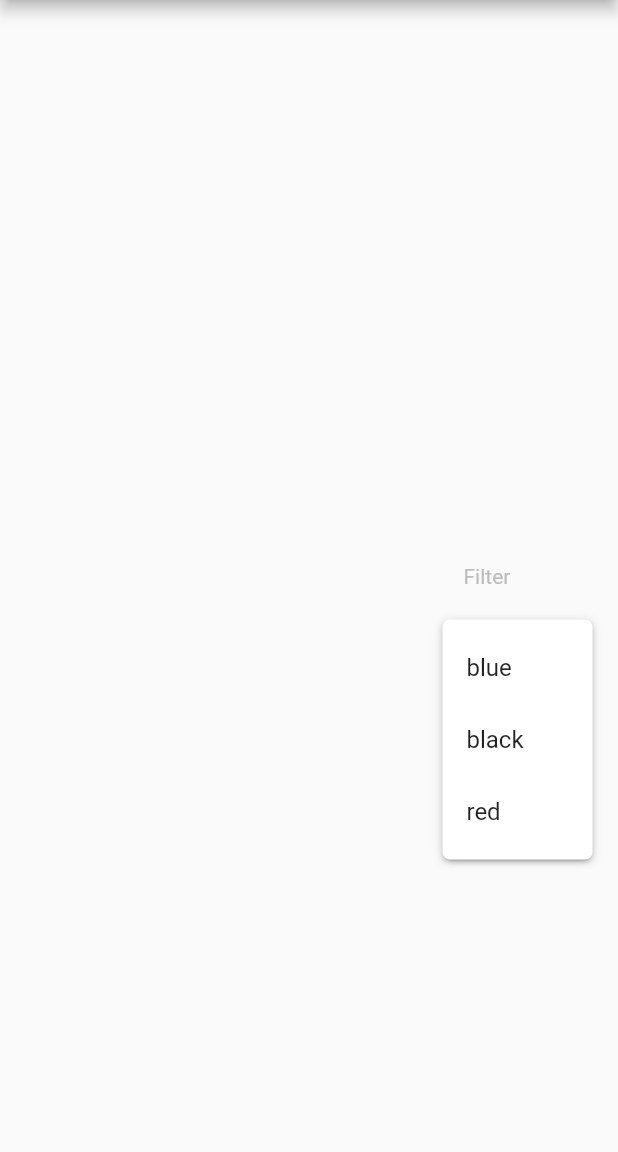
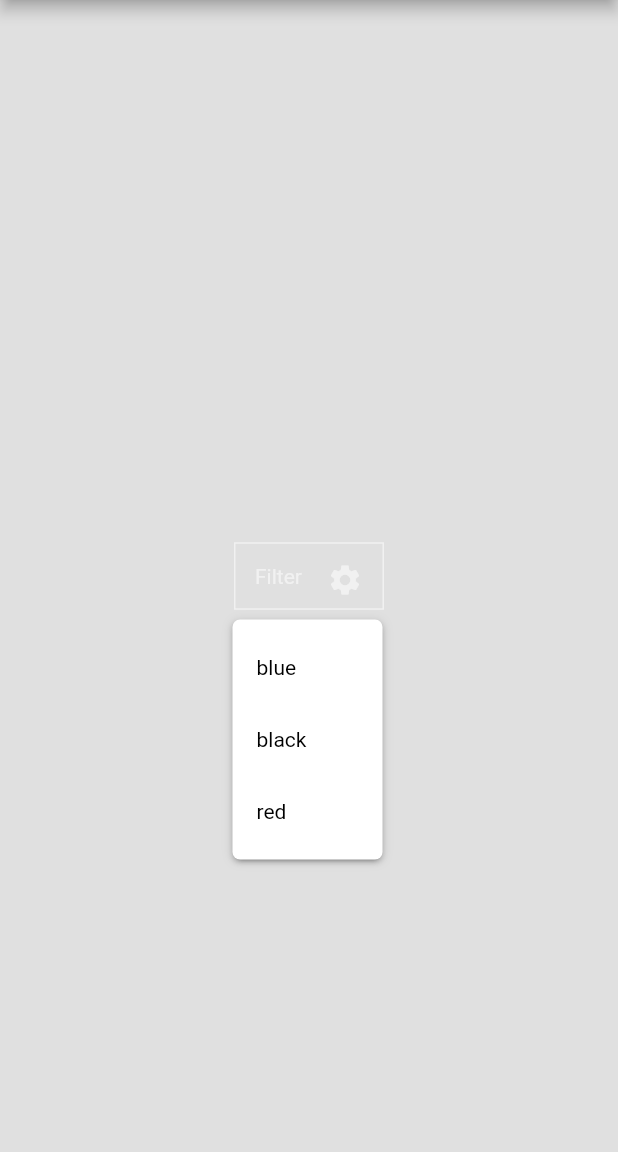
Before and after one commit to whatamelon/flutter_dropdown_below, a Flutter app: the screen it shows after launch, after a tap on "Filter", on a phone screen of 412 x 824 dp, the part 84-1236 px from its top. Run offline on Flutter 3.47's test engine with Material 2 defaults, Android fonts, the phone set to English and light mode, and no system bars.

Commit message:
210728_fix theme style issue4

```diff
--- a/example/lib/dropdownBelowTest.dart
+++ b/example/lib/dropdownBelowTest.dart
@@ -74,8 +74,7 @@ class _DropdownMenuPainter extends CustomPainter {
     final Rect rect = Rect.fromLTRB(
         0.0, top.evaluate(resize!), size.width, bottom.evaluate(resize!));
 
-    _painter.paint(
-        canvas, rect.topLeft, ImageConfiguration(size: rect.size));
+    _painter.paint(canvas, rect.topLeft, ImageConfiguration(size: rect.size));
   }
 
   @override
@@ -113,12 +112,7 @@ class _DropdownMenu<T> extends StatefulWidget {
 
   final _DropdownRoute<T>? route;
 
-  /// flutter's dropdown is same as go to new route.
-  /// So *[route] means setting new route
-
   final EdgeInsets? padding;
-
-  /// padding.
 
   @override
   _DropdownMenuState<T> createState() => _DropdownMenuState<T>();
@@ -153,15 +147,15 @@ class _DropdownMenuState<T> extends State<_DropdownMenu<T>> {
     for (int itemIndex = 0; itemIndex < route.items!.length; ++itemIndex) {
       CurvedAnimation opacity;
       if (itemIndex == route.selectedIndex) {
-        opacity = CurvedAnimation(
-            parent: route.animation!, curve: Threshold(0.0));
+        opacity =
+            CurvedAnimation(parent: route.animation!, curve: Threshold(0.0));
       } else {
         final double start = (0.5 + (itemIndex + 1) * unit).clamp(0.0, 1.0);
         final double end = (start + 1.5 * unit).clamp(0.0, 1.0);
         opacity = CurvedAnimation(
             parent: route.animation!, curve: Interval(start, end));
       }
-      children.add( FadeTransition(
+      children.add(FadeTransition(
         opacity: opacity,
         child: InkWell(
           child: Container(
@@ -255,7 +249,6 @@ class _DropdownMenuRouteLayout<T> extends SingleChildLayoutDelegate {
       }
       return true;
     }());
-    assert(textDirection != null);
     late double left;
     switch (textDirection) {
       case TextDirection.rtl:
@@ -301,10 +294,9 @@ class _DropdownRoute<T> extends PopupRoute<_DropdownRouteResult<T>> {
     this.buttonRect,
     this.selectedIndex,
     this.elevation = 8,
-    this.theme,
     required this.style,
     this.barrierLabel,
-  }) : assert(style != null);
+  });
 
   final List<DropdownMenuItem<T>>? items;
 
@@ -321,7 +313,7 @@ class _DropdownRoute<T> extends PopupRoute<_DropdownRouteResult<T>> {
   /// selected Index
 
   final int elevation;
-  final ThemeData? theme;
+
   final TextStyle style;
 
   ScrollController? scrollController;
@@ -379,8 +371,6 @@ class _DropdownRoute<T> extends PopupRoute<_DropdownRouteResult<T>> {
       padding: padding!.resolve(textDirection),
     );
 
-    if (theme != null) menu = Theme(data: theme!, child: menu);
-
     return new MediaQuery.removePadding(
       context: context,
       removeTop: true,
@@ -424,7 +414,6 @@ class DropdownBelow<T> extends StatefulWidget {
       required this.onChanged,
       this.boxDecoration,
       this.elevation = 8,
-        this.style,
       this.isDense = false,
       this.icon})
       : assert(value == null ||
@@ -479,7 +468,6 @@ class DropdownBelow<T> extends StatefulWidget {
   /// box decoration like border, borderRadius, color
 
   final int elevation;
-  final TextStyle? style;
 
   final Widget? icon;
 
@@ -497,7 +485,6 @@ class _DropdownBelowState<T> extends State<DropdownBelow<T>>
   @override
   void initState() {
     super.initState();
-//    _updateSelectedIndex();
     WidgetsBinding.instance!.addObserver(this);
   }
 
@@ -539,9 +526,6 @@ class _DropdownBelowState<T> extends State<DropdownBelow<T>>
     }
   }
 
-  TextStyle? get _textStyle =>
-      widget.style ?? Theme.of(context).textTheme.subtitle1;
-
   void _handleTap() {
     final RenderBox itemBox = context.findRenderObject() as RenderBox;
     final Rect itemRect = itemBox.localToGlobal(Offset.zero) & itemBox.size;
@@ -559,8 +543,7 @@ class _DropdownBelowState<T> extends State<DropdownBelow<T>>
       padding: _kMenuItemPadding.resolve(textDirection),
       selectedIndex: -1,
       elevation: widget.elevation,
-      theme: Theme.of(context),
-      style: _textStyle!,
+      style: widget.itemTextstyle ?? TextStyle(),
       barrierLabel: MaterialLocalizations.of(context).modalBarrierDismissLabel,
     );
 
@@ -576,11 +559,11 @@ class _DropdownBelowState<T> extends State<DropdownBelow<T>>
   Widget build(BuildContext context) {
     assert(debugCheckHasMaterial(context));
 
-    final List<Widget> items =  List<Widget>.from(widget.items);
+    final List<Widget> items = List<Widget>.from(widget.items);
     int? hintIndex;
     if (widget.hint != null) {
       hintIndex = items.length;
-      items.add( DefaultTextStyle(
+      items.add(DefaultTextStyle(
         style: widget.boxTextstyle!,
         child: IgnorePointer(
           child: widget.hint,
--- a/example/lib/main.dart
+++ b/example/lib/main.dart
@@ -67,39 +67,31 @@ class _MyHomePageState extends State<MyHomePage> {
   @override
   Widget build(BuildContext context) {
     return Scaffold(
+        backgroundColor: Colors.black12,
         appBar: AppBar(
           title: Text('dropdown below example'),
         ),
         body: Center(
-        child: Padding(
-          padding: const EdgeInsets.only(right: 16.0),
-          child: Row(
-            mainAxisAlignment: MainAxisAlignment.end,
-            children: [
-              DropdownBelow(
+            child: DropdownBelow(
           itemWidth: 100,
           itemTextstyle: TextStyle(
-                    fontSize: 14,
-                    fontWeight: FontWeight.w400,
-                    color: Colors.black),
+              fontSize: 14, fontWeight: FontWeight.w400, color: Colors.black),
           boxTextstyle: TextStyle(
-                    fontSize: 14,
-                    fontWeight: FontWeight.w400,
-                    color: Color(0XFFbbbbbb)),
-                boxPadding: const EdgeInsets.fromLTRB(13, 12, 0, 12),
+              fontSize: 14, fontWeight: FontWeight.w400, color: Colors.white54),
+          boxPadding: EdgeInsets.fromLTRB(13, 12, 13, 12),
           boxWidth: 100,
           boxHeight: 45,
+          boxDecoration: BoxDecoration(
+              color: Colors.transparent,
+              border: Border.all(width: 1, color: Colors.white54)),
+          icon: Icon(
+            Icons.settings,
+            color: Colors.white54,
+          ),
           hint: Text('Filter'),
           value: _selectedTest,
           items: _dropdownTestItems,
           onChanged: onChangeDropdownTests,
-              ),
-            ],
-          ),
-        ),
-
-
-      ),
-    );
+        )));
   }
 }
--- a/lib/dropdown_below.dart
+++ b/lib/dropdown_below.dart
@@ -76,8 +76,7 @@ class _DropdownMenuPainter extends CustomPainter {
     final Rect rect = Rect.fromLTRB(
         0.0, top.evaluate(resize!), size.width, bottom.evaluate(resize!));
 
-    _painter.paint(
-        canvas, rect.topLeft, ImageConfiguration(size: rect.size));
+    _painter.paint(canvas, rect.topLeft, ImageConfiguration(size: rect.size));
   }
 
   @override
@@ -115,12 +114,7 @@ class _DropdownMenu<T> extends StatefulWidget {
 
   final _DropdownRoute<T>? route;
 
-  /// flutter's dropdown is same as go to new route.
-  /// So *[route] means setting new route
-
   final EdgeInsets? padding;
-
-  /// padding.
 
   @override
   _DropdownMenuState<T> createState() => _DropdownMenuState<T>();
@@ -155,15 +149,15 @@ class _DropdownMenuState<T> extends State<_DropdownMenu<T>> {
     for (int itemIndex = 0; itemIndex < route.items!.length; ++itemIndex) {
       CurvedAnimation opacity;
       if (itemIndex == route.selectedIndex) {
-        opacity = CurvedAnimation(
-            parent: route.animation!, curve: Threshold(0.0));
+        opacity =
+            CurvedAnimation(parent: route.animation!, curve: Threshold(0.0));
       } else {
         final double start = (0.5 + (itemIndex + 1) * unit).clamp(0.0, 1.0);
         final double end = (start + 1.5 * unit).clamp(0.0, 1.0);
         opacity = CurvedAnimation(
             parent: route.animation!, curve: Interval(start, end));
       }
-      children.add( FadeTransition(
+      children.add(FadeTransition(
         opacity: opacity,
         child: InkWell(
           child: Container(
@@ -257,7 +251,6 @@ class _DropdownMenuRouteLayout<T> extends SingleChildLayoutDelegate {
       }
       return true;
     }());
-    assert(textDirection != null);
     late double left;
     switch (textDirection) {
       case TextDirection.rtl:
@@ -303,10 +296,9 @@ class _DropdownRoute<T> extends PopupRoute<_DropdownRouteResult<T>> {
     this.buttonRect,
     this.selectedIndex,
     this.elevation = 8,
-    this.theme,
     required this.style,
     this.barrierLabel,
-  }) : assert(style != null);
+  });
 
   final List<DropdownMenuItem<T>>? items;
 
@@ -323,7 +315,7 @@ class _DropdownRoute<T> extends PopupRoute<_DropdownRouteResult<T>> {
   /// selected Index
 
   final int elevation;
-  final ThemeData? theme;
+
   final TextStyle style;
 
   ScrollController? scrollController;
@@ -381,8 +373,6 @@ class _DropdownRoute<T> extends PopupRoute<_DropdownRouteResult<T>> {
       padding: padding!.resolve(textDirection),
     );
 
-    if (theme != null) menu = Theme(data: theme!, child: menu);
-
     return new MediaQuery.removePadding(
       context: context,
       removeTop: true,
@@ -426,7 +416,6 @@ class DropdownBelow<T> extends StatefulWidget {
       required this.onChanged,
       this.boxDecoration,
       this.elevation = 8,
-      this.style,
       this.isDense = false,
       this.icon})
       : assert(value == null ||
@@ -481,7 +470,6 @@ class DropdownBelow<T> extends StatefulWidget {
   /// box decoration like border, borderRadius, color
 
   final int elevation;
-  final TextStyle? style;
 
   final Widget? icon;
 
@@ -499,7 +487,6 @@ class _DropdownBelowState<T> extends State<DropdownBelow<T>>
   @override
   void initState() {
     super.initState();
-//    _updateSelectedIndex();
     WidgetsBinding.instance!.addObserver(this);
   }
 
@@ -541,9 +528,6 @@ class _DropdownBelowState<T> extends State<DropdownBelow<T>>
     }
   }
 
-  TextStyle? get _textStyle =>
-      widget.style ?? Theme.of(context).textTheme.subtitle1;
-
   void _handleTap() {
     final RenderBox itemBox = context.findRenderObject() as RenderBox;
     final Rect itemRect = itemBox.localToGlobal(Offset.zero) & itemBox.size;
@@ -561,8 +545,7 @@ class _DropdownBelowState<T> extends State<DropdownBelow<T>>
       padding: _kMenuItemPadding.resolve(textDirection),
       selectedIndex: -1,
       elevation: widget.elevation,
-      theme: Theme.of(context),
-      style: _textStyle!,
+      style: widget.itemTextstyle ?? TextStyle(),
       barrierLabel: MaterialLocalizations.of(context).modalBarrierDismissLabel,
     );
 
@@ -578,11 +561,11 @@ class _DropdownBelowState<T> extends State<DropdownBelow<T>>
   Widget build(BuildContext context) {
     assert(debugCheckHasMaterial(context));
 
-    final List<Widget> items =  List<Widget>.from(widget.items);
+    final List<Widget> items = List<Widget>.from(widget.items);
     int? hintIndex;
     if (widget.hint != null) {
       hintIndex = items.length;
-      items.add( DefaultTextStyle(
+      items.add(DefaultTextStyle(
         style: widget.boxTextstyle!,
         child: IgnorePointer(
           child: widget.hint,
--- a/pubspec.yaml
+++ b/pubspec.yaml
@@ -1,6 +1,6 @@
 name: dropdown_below
 description: flutter custom dropdown box. Develeoper can customize many options for there taste. It can be huge advantage for dropdown ux
-version: 0.0.9
+version: 1.0.0
 homepage: https://github.com/whatamelon/flutter_dropdown_below
 
 environment:
```
Also changed, not shown: 3 other files. Lines whose indentation alone changed are shown as unchanged.
